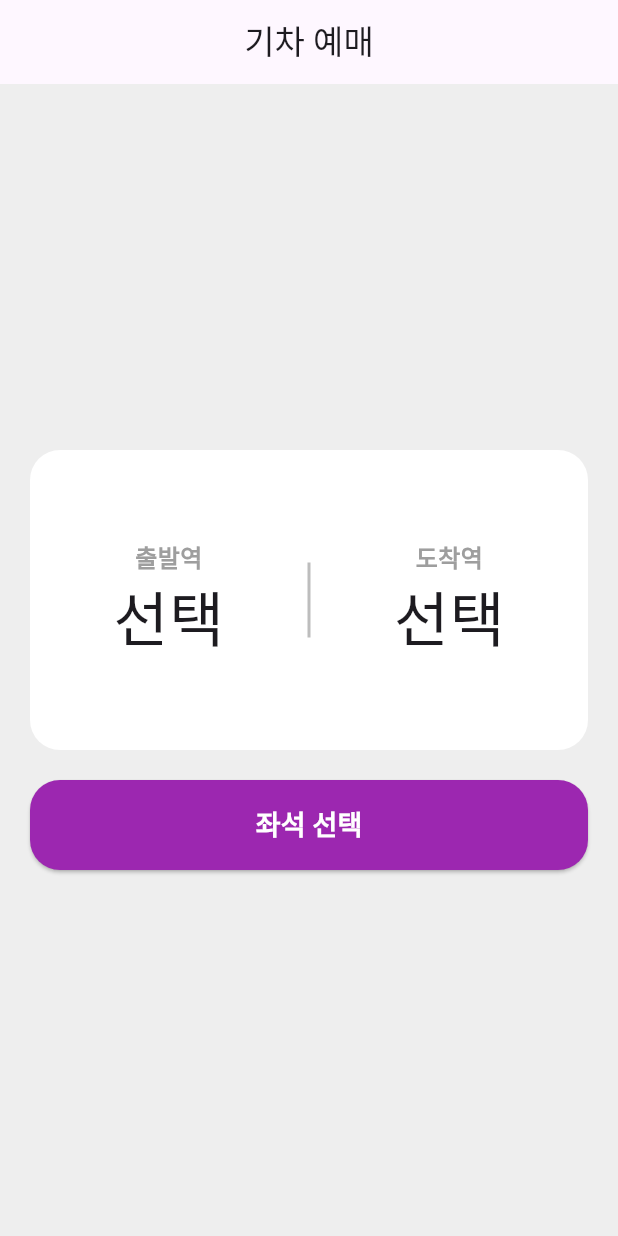
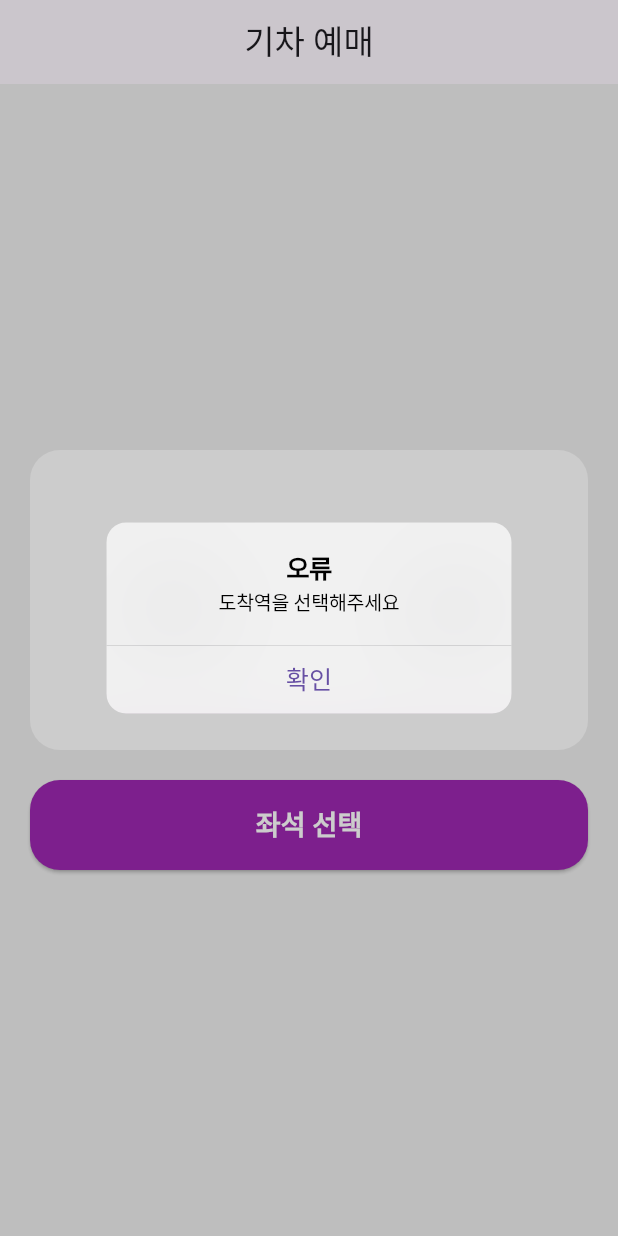
Before and after one commit to FEgguri/flutter_train_app, a Flutter app: the screen it shows after launch, after a tap on "좌석 선택", on a phone screen of 412 x 824 dp. Run offline on Flutter 3.47's test engine with Material 3 defaults, Android fonts, the phone set to English and light mode, and no system bars.

Commit message:
feat: 코드 재배치

```diff
--- a/lib/home_page.dart
+++ b/lib/home_page.dart
@@ -1,3 +1,4 @@
+import 'package:flutter/cupertino.dart';
 import 'package:flutter/material.dart';
 import 'package:flutter/widgets.dart';
 import 'package:flutter_train_app/seat_page.dart';
@@ -127,6 +128,36 @@ class _HomePageState extends State<HomePage> {
                             ),
                           ),
                         );
+                      } else if (departureStation == null &&
+                          arrivalStation != null) {
+                        showCupertinoDialog(
+                          context: context,
+                          builder: (_) => CupertinoAlertDialog(
+                            title: Text('오류'),
+                            content: Text('출발역을 선택해주세요'),
+                            actions: [
+                              CupertinoDialogAction(
+                                child: Text('확인'),
+                                onPressed: () => Navigator.pop(context),
+                              ),
+                            ],
+                          ),
+                        );
+                      } else if (departureStation == null &&
+                          arrivalStation == null) {
+                        showCupertinoDialog(
+                          context: context,
+                          builder: (_) => CupertinoAlertDialog(
+                            title: Text('오류'),
+                            content: Text('도착역을 선택해주세요'),
+                            actions: [
+                              CupertinoDialogAction(
+                                child: Text('확인'),
+                                onPressed: () => Navigator.pop(context),
+                              ),
+                            ],
+                          ),
+                        );
                       }
                     },
                     style: ElevatedButton.styleFrom(
--- a/lib/seat_page.dart
+++ b/lib/seat_page.dart
@@ -168,7 +168,7 @@ class _SeatPageState extends State<SeatPage> {
                 borderRadius: BorderRadius.circular(20),
               ),
             ),
-            child: const Text(
+            child: Text(
               '예매 하기',
               style: TextStyle(
                 color: Colors.white,
```
